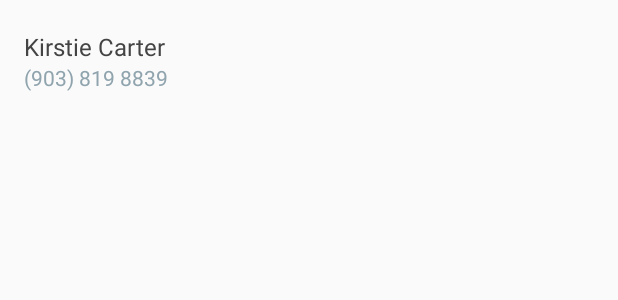
After one commit to drew-smithies/BatTextR, an Android app: the layout alert_list_item.xml on its own in the app's theme, with its tools: preview values and no code run, on a phone screen of 412 x 824 dp. The commit adds this screen. Shown: the top 300 px of the screen. Run offline under Robolectric (Android 15) with nearby library versions, the phone set to English and light mode, and no system bars.

Commit message:
Styling: Removed cards, WIP on list item

```diff
--- /dev/null
+++ b/app/src/main/res/layout/alert_list_item.xml
@@ -0,0 +1,35 @@
+<?xml version="1.0" encoding="utf-8"?>
+
+<!-- A CardView that contains a TextView -->
+<RelativeLayout
+    xmlns:android="http://schemas.android.com/apk/res/android"
+    xmlns:tools="http://schemas.android.com/tools"
+    android:layout_width="match_parent"
+    android:layout_height="@dimen/list_height"
+    android:orientation="vertical">
+
+    <TextView
+        android:id="@+id/list_item"
+        android:layout_width="match_parent"
+        android:layout_height="wrap_content"
+        android:textColor="@color/card_textColor"
+        android:textSize="@dimen/list_text_size"
+        android:paddingLeft="@dimen/list_maintext_leftPadding"
+        android:paddingRight="@dimen/list_maintext_rightPadding"
+        android:paddingTop="@dimen/list_text_topBotPadding"
+        android:paddingBottom="0dp"
+        tools:text="Kirstie Carter"
+        />
+
+    <TextView
+        android:id="@+id/list_item_subtext"
+        android:layout_width="match_parent"
+        android:layout_height="wrap_content"
+        android:textColor="@color/card_text_subColor"
+        android:textSize="@dimen/list_text_sub_size"
+        android:paddingLeft="@dimen/list_maintext_leftPadding"
+        android:paddingRight="@dimen/list_maintext_rightPadding"
+        android:layout_below="@id/list_item"
+        tools:text="(903) 819 8839"
+        />
+</RelativeLayout>
--- a/app/src/main/res/values/colors.xml
+++ b/app/src/main/res/values/colors.xml
@@ -6,4 +6,5 @@
 
     <!-- Card Text -->
     <color name="card_textColor">#444</color>
+    <color name="card_text_subColor">#90a4ae</color>
 </resources>
--- a/app/src/main/res/values/dimens.xml
+++ b/app/src/main/res/values/dimens.xml
@@ -4,10 +4,15 @@
     <dimen name="activity_vertical_margin">16dp</dimen>
     <dimen name="fab_margin">16dp</dimen>
 
-    <!-- Card dimensions -->
-    <dimen name="card_height">85dp</dimen>
-    <dimen name="card_corner_radius">4dp</dimen>
-    <dimen name="card_text_size">26sp</dimen>
-    <dimen name="card_padding">15sp</dimen>
-    <dimen name="card_elevation">5dp</dimen>
+    <!-- Recycler dimensions -->
+    <dimen name="rec_topPadding">8dp</dimen>
+
+    <!-- List dimensions -->
+    <dimen name="list_height">72dp</dimen>
+    <dimen name="list_text_size">16sp</dimen>
+    <dimen name="list_text_sub_size">14sp</dimen>
+    <dimen name="list_title_leftPadding">16dp</dimen>
+    <dimen name="list_text_topBotPadding">20dp</dimen>
+    <dimen name="list_maintext_leftPadding">16dp</dimen>
+    <dimen name="list_maintext_rightPadding">16dp</dimen>
 </resources>
```
Also changed, not shown: app/src/main/java/com/unlimited/penguins/battextr/AlertCardFragment.java (deleted, +0 -22 lines), app/src/main/java/com/unlimited/penguins/battextr/AlertRecyclerAdapter.java (+10 -7 lines), app/src/main/res/layout/alert_card.xml (deleted, +0 -26 lines), app/src/main/res/layout/content_main.xml (+4 -12 lines), app/src/main/res/layout/fragment_alert_card.xml (deleted, +0 -10 lines).
